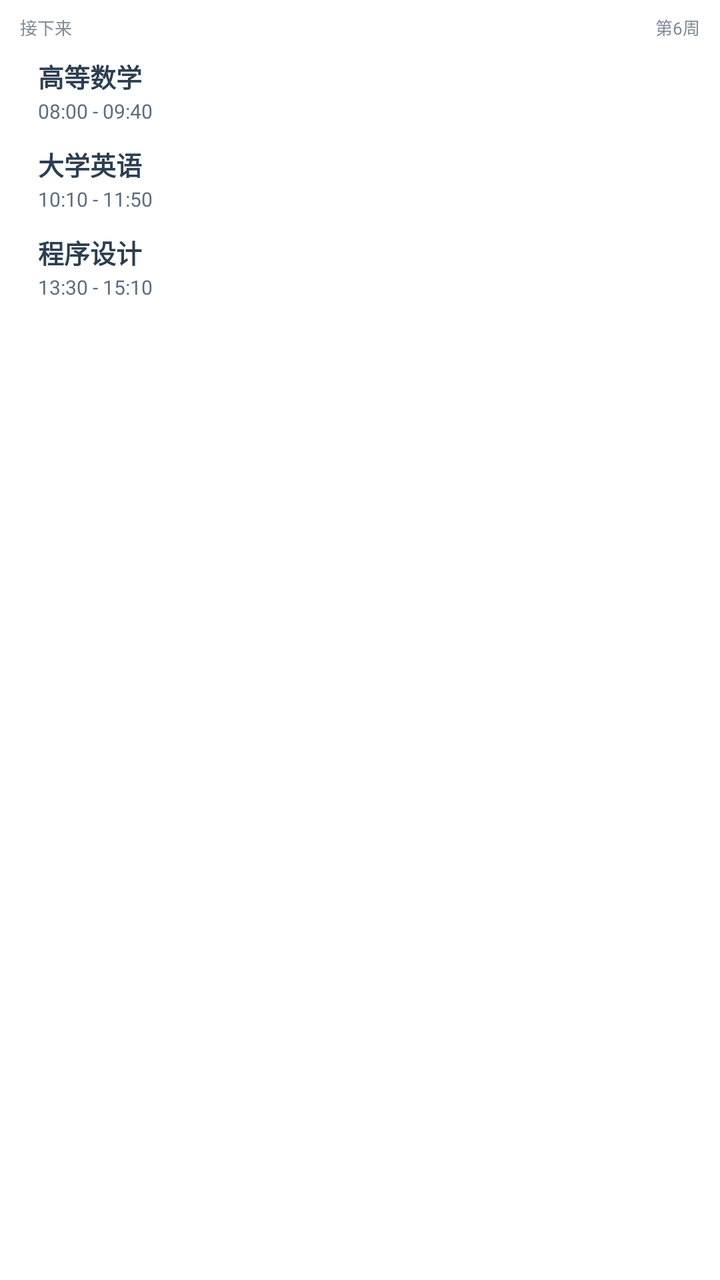
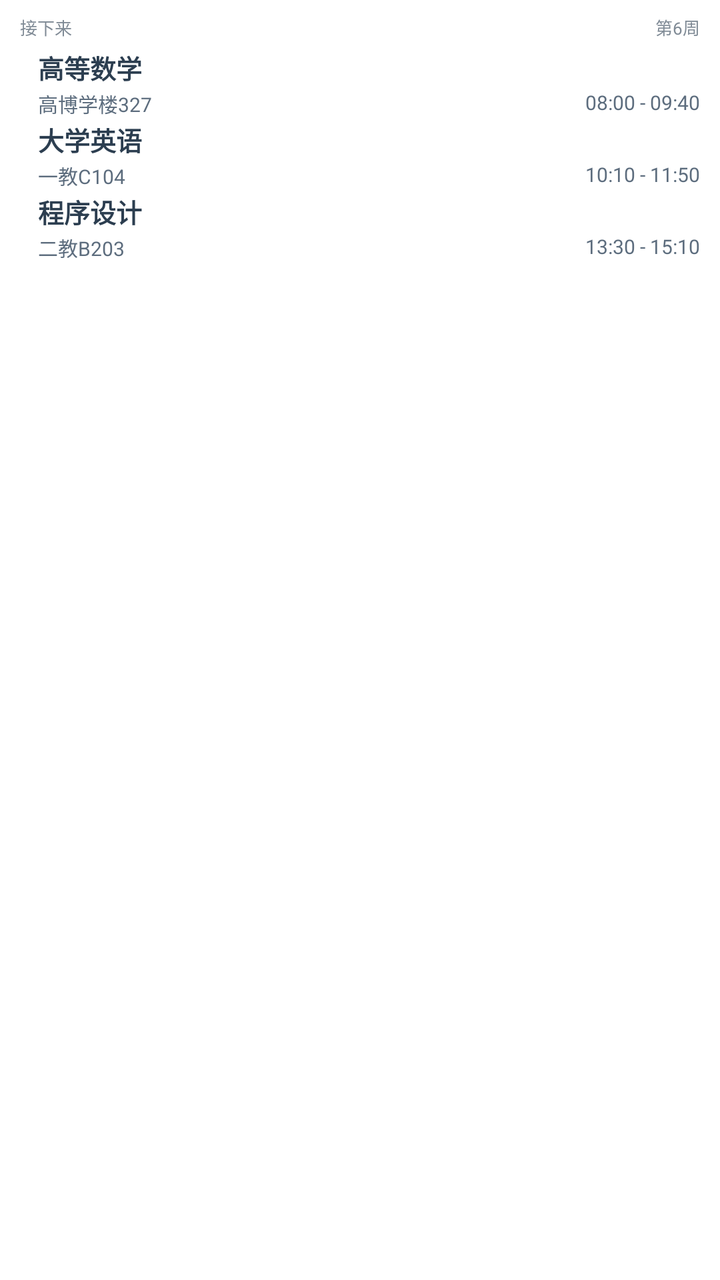

Compare the two renders of this Android layout. The source of the first and the diff that turns it into the second are given below.
<!-- AndroidManifest.xml: fallback theme Theme.MaterialComponents.DayNight.NoActionBar -->
<!-- res/layout/widget_today_mini_list.xml -->
<?xml version="1.0" encoding="utf-8"?>
<FrameLayout xmlns:android="http://schemas.android.com/apk/res/android"
    android:id="@+id/widget_mini_root"
    android:layout_width="match_parent"
    android:layout_height="match_parent">

    <LinearLayout
        android:id="@+id/widget_mini_card"
        android:layout_width="match_parent"
        android:layout_height="match_parent"
        android:background="@drawable/widget_demo_card_bg"
        android:orientation="vertical"
        android:paddingLeft="10dp"
        android:paddingTop="7dp"
        android:paddingRight="10dp"
        android:paddingBottom="7dp">

        <LinearLayout
            android:id="@+id/widget_mini_header"
            android:layout_width="match_parent"
            android:layout_height="wrap_content"
            android:orientation="horizontal">

            <TextView
                android:id="@+id/widget_mini_heading"
                android:layout_width="0dp"
                android:layout_height="wrap_content"
                android:layout_weight="1"
                android:ellipsize="end"
                android:maxLines="1"
                android:text="接下来"
                android:textColor="@color/widget_couple_text_hint"
                android:textSize="8.5sp" />

            <TextView
                android:id="@+id/widget_mini_week"
                android:layout_width="wrap_content"
                android:layout_height="wrap_content"
                android:layout_marginStart="6dp"
                android:maxLines="1"
                android:text="第6周"
                android:textColor="@color/widget_couple_text_hint"
                android:textSize="8.5sp" />
        </LinearLayout>

        <FrameLayout
            android:layout_width="match_parent"
            android:layout_height="0dp"
            android:layout_weight="1">

            <LinearLayout
                android:id="@+id/widget_mini_rows"
                android:layout_width="match_parent"
                android:layout_height="wrap_content"
                android:layout_marginTop="3dp"
                android:orientation="vertical">

                <LinearLayout
                    android:id="@+id/widget_mini_row_1"
                    android:layout_width="match_parent"
                    android:layout_height="44dp"
                    android:orientation="horizontal"
                    android:paddingTop="5dp"
                    android:paddingBottom="4dp">

                    <ImageView
                        android:id="@+id/widget_mini_row_1_bar"
                        android:layout_width="3dp"
                        android:layout_height="match_parent"
                        android:layout_marginEnd="6dp"
                        android:contentDescription="@null"
                        android:scaleType="fitXY"
                        android:src="@drawable/widget_couple_indicator" />

                    <LinearLayout
                        android:layout_width="0dp"
                        android:layout_height="match_parent"
                        android:layout_weight="1"
                        android:gravity="center_vertical"
                        android:orientation="vertical">

                        <LinearLayout
                            android:layout_width="match_parent"
                            android:layout_height="wrap_content"
                            android:gravity="center_vertical"
                            android:orientation="horizontal">

                            <TextView
                                android:id="@+id/widget_mini_row_1_name"
                                android:layout_width="0dp"
                                android:layout_height="wrap_content"
                                android:layout_weight="1"
                                android:ellipsize="none"
                                android:maxLines="1"
                                android:text="高等数学"
                                android:textColor="@color/widget_couple_text_primary"
                                android:textSize="13sp"
                                android:textStyle="bold" />

                            <ImageView
                                android:id="@+id/widget_mini_row_1_weather_icon"
                                android:layout_width="12dp"
                                android:layout_height="12dp"
                                android:layout_marginStart="2dp"
                                android:contentDescription="@null"
                                android:visibility="gone" />

                            <TextView
                                android:id="@+id/widget_mini_row_1_weather_text"
                                android:layout_width="wrap_content"
                                android:layout_height="wrap_content"
                                android:layout_marginStart="1dp"
                                android:maxLines="1"
                                android:text="23°"
                                android:textColor="@color/widget_couple_text_secondary"
                                android:textSize="9.5sp"
                                android:textStyle="bold"
                                android:visibility="gone" />
                        </LinearLayout>

                        <TextView
                            android:id="@+id/widget_mini_row_1_time"
                            android:layout_width="match_parent"
                            android:layout_height="wrap_content"
                            android:layout_marginTop="1dp"
                            android:ellipsize="end"
                            android:maxLines="1"
                            android:text="08:00 - 09:40"
                            android:textColor="@color/widget_couple_text_secondary"
                            android:textSize="10sp" />
                    </LinearLayout>
                </LinearLayout>

                <LinearLayout
                    android:id="@+id/widget_mini_row_2"
                    android:layout_width="match_parent"
                    android:layout_height="44dp"
                    android:orientation="horizontal"
                    android:paddingTop="5dp"
                    android:paddingBottom="4dp">

                    <ImageView
                        android:id="@+id/widget_mini_row_2_bar"
                        android:layout_width="3dp"
                        android:layout_height="match_parent"
                        android:layout_marginEnd="6dp"
                        android:contentDescription="@null"
                        android:scaleType="fitXY"
                        android:src="@drawable/widget_couple_indicator" />

                    <LinearLayout
                        android:layout_width="0dp"
                        android:layout_height="match_parent"
                        android:layout_weight="1"
                        android:gravity="center_vertical"
                        android:orientation="vertical">

                        <LinearLayout
                            android:layout_width="match_parent"
                            android:layout_height="wrap_content"
                            android:gravity="center_vertical"
                            android:orientation="horizontal">

                            <TextView
                                android:id="@+id/widget_mini_row_2_name"
                                android:layout_width="0dp"
                                android:layout_height="wrap_content"
                                android:layout_weight="1"
                                android:ellipsize="none"
                                android:maxLines="1"
                                android:text="大学英语"
                                android:textColor="@color/widget_couple_text_primary"
                                android:textSize="13sp"
                                android:textStyle="bold" />

                            <ImageView
                                android:id="@+id/widget_mini_row_2_weather_icon"
                                android:layout_width="12dp"
                                android:layout_height="12dp"
                                android:layout_marginStart="2dp"
                                android:contentDescription="@null"
                                android:visibility="gone" />

                            <TextView
                                android:id="@+id/widget_mini_row_2_weather_text"
                                android:layout_width="wrap_content"
                                android:layout_height="wrap_content"
                                android:layout_marginStart="1dp"
                                android:maxLines="1"
                                android:text="23°"
                                android:textColor="@color/widget_couple_text_secondary"
                                android:textSize="9.5sp"
                                android:textStyle="bold"
                                android:visibility="gone" />
                        </LinearLayout>

                        <TextView
                            android:id="@+id/widget_mini_row_2_time"
                            android:layout_width="match_parent"
                            android:layout_height="wrap_content"
                            android:layout_marginTop="1dp"
                            android:ellipsize="end"
                            android:maxLines="1"
                            android:text="10:10 - 11:50"
                            android:textColor="@color/widget_couple_text_secondary"
                            android:textSize="10sp" />
                    </LinearLayout>
                </LinearLayout>

                <LinearLayout
                    android:id="@+id/widget_mini_row_3"
                    android:layout_width="match_parent"
                    android:layout_height="44dp"
                    android:orientation="horizontal"
                    android:paddingTop="5dp"
                    android:paddingBottom="4dp">

                    <ImageView
                        android:id="@+id/widget_mini_row_3_bar"
                        android:layout_width="3dp"
                        android:layout_height="match_parent"
                        android:layout_marginEnd="6dp"
                        android:contentDescription="@null"
                        android:scaleType="fitXY"
                        android:src="@drawable/widget_couple_indicator" />

                    <LinearLayout
                        android:layout_width="0dp"
                        android:layout_height="match_parent"
                        android:layout_weight="1"
                        android:gravity="center_vertical"
                        android:orientation="vertical">

                        <LinearLayout
                            android:layout_width="match_parent"
                            android:layout_height="wrap_content"
                            android:gravity="center_vertical"
                            android:orientation="horizontal">

                            <TextView
                                android:id="@+id/widget_mini_row_3_name"
                                android:layout_width="0dp"
                                android:layout_height="wrap_content"
                                android:layout_weight="1"
                                android:ellipsize="none"
                                android:maxLines="1"
                                android:text="程序设计"
                                android:textColor="@color/widget_couple_text_primary"
                                android:textSize="13sp"
                                android:textStyle="bold" />

                            <ImageView
                                android:id="@+id/widget_mini_row_3_weather_icon"
                                android:layout_width="12dp"
                                android:layout_height="12dp"
                                android:layout_marginStart="2dp"
                                android:contentDescription="@null"
                                android:visibility="gone" />

                            <TextView
                                android:id="@+id/widget_mini_row_3_weather_text"
                                android:layout_width="wrap_content"
                                android:layout_height="wrap_content"
                                android:layout_marginStart="1dp"
                                android:maxLines="1"
                                android:text="23°"
                                android:textColor="@color/widget_couple_text_secondary"
                                android:textSize="9.5sp"
                                android:textStyle="bold"
                                android:visibility="gone" />
                        </LinearLayout>

                        <TextView
                            android:id="@+id/widget_mini_row_3_time"
                            android:layout_width="match_parent"
                            android:layout_height="wrap_content"
                            android:layout_marginTop="1dp"
                            android:ellipsize="end"
                            android:maxLines="1"
                            android:text="13:30 - 15:10"
                            android:textColor="@color/widget_couple_text_secondary"
                            android:textSize="10sp" />
                    </LinearLayout>
                </LinearLayout>
            </LinearLayout>

            <TextView
                android:id="@+id/widget_mini_empty"
                android:layout_width="match_parent"
                android:layout_height="wrap_content"
                android:layout_gravity="center"
                android:gravity="center"
                android:maxLines="2"
                android:paddingLeft="2dp"
                android:paddingRight="2dp"
                android:text="🍵 今天没有课程"
                android:textColor="@color/widget_couple_text_hint"
                android:textSize="13.5sp"
                android:visibility="gone" />
        </FrameLayout>

        <TextView
            android:id="@+id/widget_mini_more"
            android:layout_width="match_parent"
            android:layout_height="wrap_content"
            android:layout_marginTop="5dp"
            android:ellipsize="end"
            android:gravity="center"
            android:maxLines="1"
            android:text="还有 2 节"
            android:textColor="@color/widget_couple_text_secondary"
            android:textSize="8.5sp"
            android:visibility="gone" />
    </LinearLayout>
</FrameLayout>
<!-- resources referenced by this layout -->
<resources>
  <color name="widget_couple_text_hint">#808B96</color>
  <color name="widget_couple_text_primary">#2C3E50</color>
  <color name="widget_couple_text_secondary">#5D6D7E</color>
  <!-- drawable widget_couple_indicator (drawable) -->
  <?xml version="1.0" encoding="utf-8"?>
  <shape xmlns:android="http://schemas.android.com/apk/res/android">
      <solid android:color="#FFFFFF" />
      <corners android:radius="10dp" />
      <size android:width="4dp" android:height="40dp" />
  </shape>
  <!-- drawable widget_demo_card_bg (drawable) -->
  <?xml version="1.0" encoding="utf-8"?>
  <shape xmlns:android="http://schemas.android.com/apk/res/android">
      <solid android:color="#FFFFFF" />
      <corners android:radius="18dp" />
  </shape>
</resources>

<!-- the commit's change to res/layout/widget_today_mini_list.xml (unified diff, before → after) -->
@@ -58,10 +58,10 @@
                 <LinearLayout
                     android:id="@+id/widget_mini_row_1"
                     android:layout_width="match_parent"
-                    android:layout_height="44dp"
+                    android:layout_height="36dp"
                     android:orientation="horizontal"
-                    android:paddingTop="5dp"
-                    android:paddingBottom="4dp">
+                    android:paddingTop="1dp"
+                    android:paddingBottom="1dp">
 
                     <ImageView
                         android:id="@+id/widget_mini_row_1_bar"
@@ -118,26 +118,46 @@
                                 android:visibility="gone" />
                         </LinearLayout>
 
-                        <TextView
-                            android:id="@+id/widget_mini_row_1_time"
-                            android:layout_width="match_parent"
-                            android:layout_height="wrap_content"
-                            android:layout_marginTop="1dp"
-                            android:ellipsize="end"
-                            android:maxLines="1"
-                            android:text="08:00 - 09:40"
-                            android:textColor="@color/widget_couple_text_secondary"
-                            android:textSize="10sp" />
+                        <RelativeLayout
+                            android:layout_width="match_parent"
+                            android:layout_height="wrap_content"
+                            android:layout_marginTop="1dp">
+
+                            <TextView
+                                android:id="@+id/widget_mini_row_1_location"
+                                android:layout_width="match_parent"
+                                android:layout_height="wrap_content"
+                                android:layout_alignParentLeft="true"
+                                android:layout_centerVertical="true"
+                                android:layout_toLeftOf="@+id/widget_mini_row_1_time"
+                                android:ellipsize="end"
+                                android:maxLines="1"
+                                android:text="高博学楼327"
+                                android:textColor="@color/widget_couple_text_secondary"
+                                android:textSize="10sp" />
+
+                            <TextView
+                                android:id="@+id/widget_mini_row_1_time"
+                                android:layout_width="wrap_content"
+                                android:layout_height="wrap_content"
+                                android:layout_alignParentRight="true"
+                                android:layout_centerVertical="true"
+                                android:layout_marginLeft="5dp"
+                                android:maxLines="1"
+                                android:text="08:00 - 09:40"
+                                android:textColor="@color/widget_couple_text_secondary"
+                                android:textSize="10sp" />
+                        </RelativeLayout>
                     </LinearLayout>
                 </LinearLayout>
 
                 <LinearLayout
                     android:id="@+id/widget_mini_row_2"
                     android:layout_width="match_parent"
-                    android:layout_height="44dp"
+                    android:layout_height="36dp"
                     android:orientation="horizontal"
-                    android:paddingTop="5dp"
-                    android:paddingBottom="4dp">
+                    android:paddingTop="1dp"
+                    android:paddingBottom="1dp">
 
                     <ImageView
                         android:id="@+id/widget_mini_row_2_bar"
@@ -194,26 +214,46 @@
                                 android:visibility="gone" />
                         </LinearLayout>
 
-                        <TextView
-                            android:id="@+id/widget_mini_row_2_time"
-                            android:layout_width="match_parent"
-                            android:layout_height="wrap_content"
-                            android:layout_marginTop="1dp"
-                            android:ellipsize="end"
-                            android:maxLines="1"
-                            android:text="10:10 - 11:50"
-                            android:textColor="@color/widget_couple_text_secondary"
-                            android:textSize="10sp" />
+                        <RelativeLayout
+                            android:layout_width="match_parent"
+                            android:layout_height="wrap_content"
+                            android:layout_marginTop="1dp">
+
+                            <TextView
+                                android:id="@+id/widget_mini_row_2_location"
+                                android:layout_width="match_parent"
+                                android:layout_height="wrap_content"
+                                android:layout_alignParentLeft="true"
+                                android:layout_centerVertical="true"
+                                android:layout_toLeftOf="@+id/widget_mini_row_2_time"
+                                android:ellipsize="end"
+                                android:maxLines="1"
+                                android:text="一教C104"
+                                android:textColor="@color/widget_couple_text_secondary"
+                                android:textSize="10sp" />
+
+                            <TextView
+                                android:id="@+id/widget_mini_row_2_time"
+                                android:layout_width="wrap_content"
+                                android:layout_height="wrap_content"
+                                android:layout_alignParentRight="true"
+                                android:layout_centerVertical="true"
+                                android:layout_marginLeft="5dp"
+                                android:maxLines="1"
+                                android:text="10:10 - 11:50"
+                                android:textColor="@color/widget_couple_text_secondary"
+                                android:textSize="10sp" />
+                        </RelativeLayout>
                     </LinearLayout>
                 </LinearLayout>
 
                 <LinearLayout
                     android:id="@+id/widget_mini_row_3"
                     android:layout_width="match_parent"
-                    android:layout_height="44dp"
+                    android:layout_height="36dp"
                     android:orientation="horizontal"
-                    android:paddingTop="5dp"
-                    android:paddingBottom="4dp">
+                    android:paddingTop="1dp"
+                    android:paddingBottom="1dp">
 
                     <ImageView
                         android:id="@+id/widget_mini_row_3_bar"
@@ -270,16 +310,36 @@
                                 android:visibility="gone" />
                         </LinearLayout>
 
-                        <TextView
-                            android:id="@+id/widget_mini_row_3_time"
-                            android:layout_width="match_parent"
-                            android:layout_height="wrap_content"
-                            android:layout_marginTop="1dp"
-                            android:ellipsize="end"
-                            android:maxLines="1"
-                            android:text="13:30 - 15:10"
-                            android:textColor="@color/widget_couple_text_secondary"
-                            android:textSize="10sp" />
+                        <RelativeLayout
+                            android:layout_width="match_parent"
+                            android:layout_height="wrap_content"
+                            android:layout_marginTop="1dp">
+
+                            <TextView
+                                android:id="@+id/widget_mini_row_3_location"
+                                android:layout_width="match_parent"
+                                android:layout_height="wrap_content"
+                                android:layout_alignParentLeft="true"
+                                android:layout_centerVertical="true"
+                                android:layout_toLeftOf="@+id/widget_mini_row_3_time"
+                                android:ellipsize="end"
+                                android:maxLines="1"
+                                android:text="二教B203"
+                                android:textColor="@color/widget_couple_text_secondary"
+                                android:textSize="10sp" />
+
+                            <TextView
+                                android:id="@+id/widget_mini_row_3_time"
+                                android:layout_width="wrap_content"
+                                android:layout_height="wrap_content"
+                                android:layout_alignParentRight="true"
+                                android:layout_centerVertical="true"
+                                android:layout_marginLeft="5dp"
+                                android:maxLines="1"
+                                android:text="13:30 - 15:10"
+                                android:textColor="@color/widget_couple_text_secondary"
+                                android:textSize="10sp" />
+                        </RelativeLayout>
                     </LinearLayout>
                 </LinearLayout>
             </LinearLayout>
@@ -303,7 +363,7 @@
             android:id="@+id/widget_mini_more"
             android:layout_width="match_parent"
             android:layout_height="wrap_content"
-            android:layout_marginTop="5dp"
+            android:layout_marginTop="3dp"
             android:ellipsize="end"
             android:gravity="center"
             android:maxLines="1"
